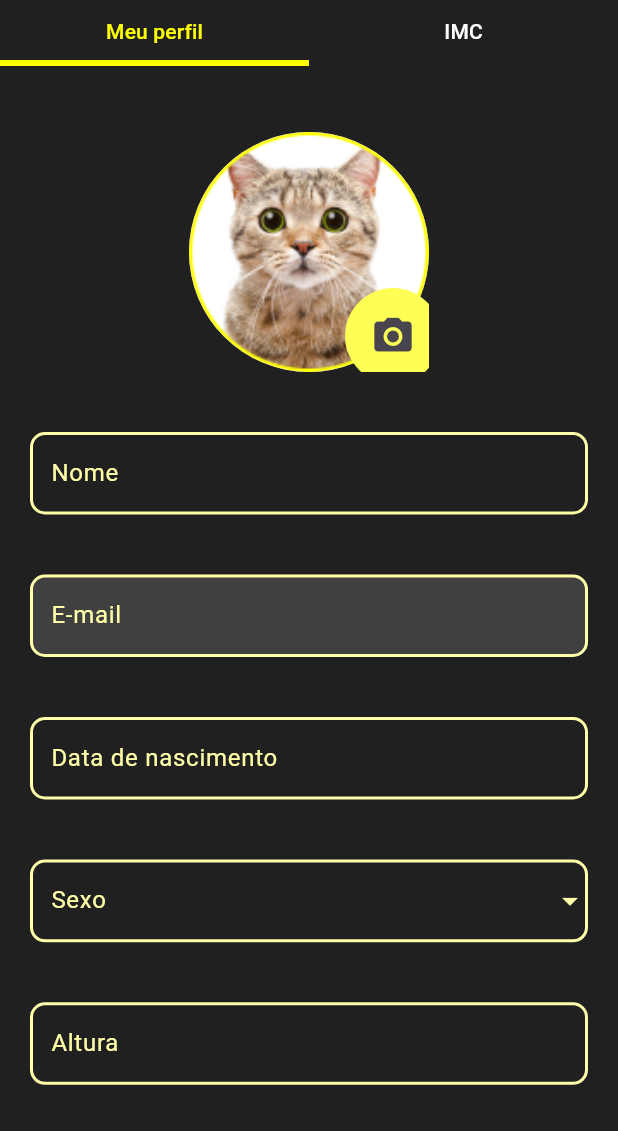
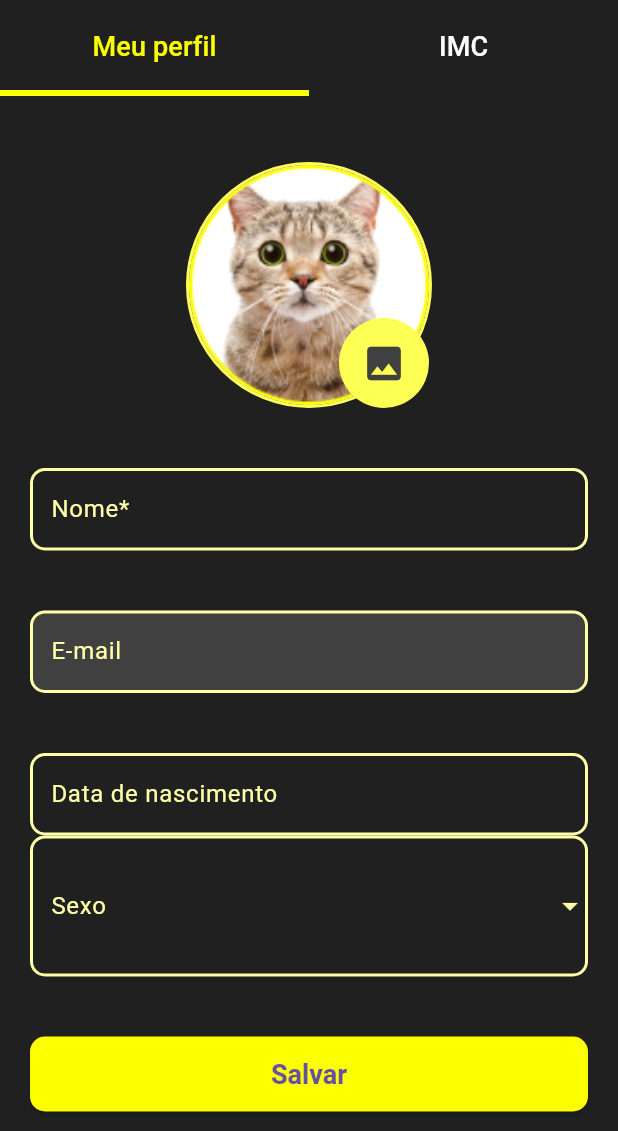
Before and after one commit to taispritsch/sapri-fit, a Flutter app: the ProfileScreen screen opened directly, on a phone screen of 412 x 824 dp, the part 105-1236 px from its top. Run offline on Flutter 3.47's test engine with Material 3 defaults, Android fonts, the phone set to English and light mode, and no system bars; our stand-ins replace cloud_firestore, email_validator, firebase_auth, firebase_core, flutter_speed_dial, image_picker; accounts and stored records are empty; generated files the repository leaves out were written again.

Commit message:
feat: profile page adjustments

```diff
--- a/sapri_fit/lib/widgets/profile_screen.dart
+++ b/sapri_fit/lib/widgets/profile_screen.dart
@@ -1,6 +1,12 @@
 import 'package:flutter/material.dart';
+import 'package:flutter/services.dart';
 import '../constants.dart';
 import './CustomScaffold.dart';
+import './login_widget.dart';
+import 'package:sapri_fit/services/authentication_service.dart';
+import 'package:firebase_auth/firebase_auth.dart';
+import 'package:image_picker/image_picker.dart';
+import 'dart:io';
 
 class ProfileScreen extends StatefulWidget {
   const ProfileScreen({super.key});
@@ -12,9 +18,23 @@
 class ProfileScreenState extends State<ProfileScreen>
   with SingleTickerProviderStateMixin {
 
+  File? _image;
+  final picker = ImagePicker();
   late TabController _tabController;
   bool obscureText = true;
   TextEditingController passwordController = TextEditingController();
+  final AuthenticationService _authenticationService = AuthenticationService();
+  String? _selectedSexo;
+
+  Future getImage() async {
+    final pickedFile = await picker.pickImage(source: ImageSource.gallery);
+
+    setState(() {
+      if (pickedFile != null) {
+        _image = File(pickedFile.path);
+      }
+    });
+  }
 
   @override
   void initState() {
@@ -33,6 +53,8 @@
 
   @override
   Widget build(BuildContext context) {
+    User? user = FirebaseAuth.instance.currentUser;
+
     return CustomScaffold(
       currentIndex: 2,
       onTap: (index) {
@@ -50,7 +72,7 @@
           Stack(
             children: [
               Container(
-                height: 48,
+                height: 68,
                 decoration: const BoxDecoration(
                   border: Border(
                     bottom: BorderSide(color: kBackgroundPageColor, width: 4.0),
@@ -59,8 +81,18 @@
                 child: TabBar(
                   controller: _tabController,
                   tabs: const[
-                    Tab(text: 'Meu perfil'),
-                    Tab(text: 'IMC'),
+                    Tab(
+                      child: Text(
+                        'Meu perfil',
+                        style: TextStyle(fontSize: 18),
+                      ),
+                    ),
+                    Tab(
+                      child: Text(
+                        'IMC',
+                        style: TextStyle(fontSize: 18),
+                      ),
+                    ),
                   ],
                   indicator: const BoxDecoration(
                     border: Border(
@@ -76,7 +108,7 @@
                     decoration: TextDecoration.none,
                   ),
                   indicatorSize: TabBarIndicatorSize.tab,
-                  dividerColor: Color.fromARGB(0, 197, 24, 24),
+                  dividerColor: const Color.fromARGB(0, 197, 24, 24),
                 ),
               ),
             ],
@@ -93,24 +125,44 @@
                         const SizedBox(height: 20),
                         Stack(
                           children: [
-                            const CircleAvatar(
+                            Column(
+                              mainAxisAlignment: MainAxisAlignment.center,
+                              children: [
+                                Container(
+                                  decoration: BoxDecoration(
+                                    shape: BoxShape.circle,
+                                    border: Border.all(
+                                      color: kAssistantColor,
+                                      width: 2,
+                                    ),
+                                  ),
+                                  child: CircleAvatar(
                                     radius: 80,
-                              backgroundImage: AssetImage('assets/images/gatinho.png'),
+                                    backgroundImage: _image != null ? FileImage(_image!) : const AssetImage('assets/images/gatinho.png'),
+                                  ),
+                                )
+                              ],
                             ),
                             Positioned(
-                              bottom: -8,
-                              right: -8,
+                              bottom: 0,
+                              left: 100,
+                              right: 0,
+                              child: Center(
+                                child: GestureDetector(
+                                  onTap: getImage,
                                   child: Container(
-                                decoration: const BoxDecoration(
-                                  shape: BoxShape.circle,
+                                    width: 60,
+                                    height: 60,
+                                    decoration: BoxDecoration(
                                       color: kAssistantColor,
+                                      borderRadius: BorderRadius.circular(30),
                                     ),
-                                padding: const EdgeInsets.all(8),
-                                child: IconButton(
-                                  icon: const Icon(Icons.camera_alt, size: 30,),
-                                  onPressed: () {
-                                    // logica para trocar foto
-                                  },
+                                    child: const Icon(
+                                      Icons.photo,
+                                      color: kBackgroundCardColor,
+                                      size: 30,
+                                    ),
+                                  ),
                                 ),
                               ),
                             ),
@@ -144,7 +196,7 @@
                                         BorderRadius.all(Radius.circular(10)),
                                   ),
                                   contentPadding: EdgeInsets.all(10),
-                                  labelText: 'Nome',
+                                  labelText: 'Nome*',
                                   fillColor: Color(0XFFFFFFFF),
                                   labelStyle: TextStyle(
                                     color: Color(0xFFFFFFA9),
@@ -163,16 +215,16 @@
                                   borderRadius: BorderRadius.circular(10),
                                   color: kBackgroundCardColor,
                                 ),
-                                child: const IgnorePointer(
+                                child: IgnorePointer(
                                   child: TextField(
                                     readOnly: true,
-                                    style: TextStyle(
+                                    controller: TextEditingController(text: user?.email ?? ''),
+                                    style: const TextStyle(
                                       height: 2.2,
                                       color: Color(0xFFFFFFFF),
-                                      backgroundColor: kAssistantColor,
                                     ),
-                                    cursorColor: Color(0XFFFFFFFF),
-                                    decoration: InputDecoration(
+                                    cursorColor: const Color(0XFFFFFFFF),
+                                    decoration: const InputDecoration(
                                       enabledBorder: OutlineInputBorder(
                                         borderSide: BorderSide(
                                           color: Color(0xFFFFFFA9),
@@ -200,17 +252,19 @@
                             ],
                           ),
                         ),
-                        const Padding(
-                          padding: EdgeInsets.only(top: 40),
+                        Padding(
+                          padding: const EdgeInsets.only(top: 40),
                           child: Column(
                             children: [
                               TextField(
-                                style: TextStyle(
+                                inputFormatters: [DateInputFormatter()],
+                                keyboardType: TextInputType.datetime,
+                                style: const TextStyle(
                                   height: 2.2,
                                   color: Color(0xFFFFFFFF),
                                 ),
-                                cursorColor: Color(0XFFFFFFFF),
-                                decoration: InputDecoration(
+                                cursorColor: const Color(0XFFFFFFFF),
+                                decoration: const InputDecoration(
                                   enabledBorder: OutlineInputBorder(
                                     borderSide: BorderSide(
                                       color: Color(0xFFFFFFA9),
@@ -238,47 +292,49 @@
                             ],
                           ),
                         ),
-                        const Padding(
-                          padding: EdgeInsets.only(top: 40),
-                          child: SexoDropdown(),
-                        ),
-                        const Padding(
-                          padding: EdgeInsets.only(top: 40),
-                          child: Column(
-                            children: [
-                              TextField(
-                                style: TextStyle(
-                                  height: 2.2,
-                                  color: Color(0xFFFFFFFF),
-                                ),
-                                cursorColor: Color(0XFFFFFFFF),
-                                decoration: InputDecoration(
+                        DropdownButtonFormField<String>(
+                          padding: const EdgeInsets.only(top: 40),
+                          value: _selectedSexo,
+                          decoration: const InputDecoration(
                             enabledBorder: OutlineInputBorder(
                               borderSide: BorderSide(
-                                      color: Color(0xFFFFFFA9),
+                                color: kBorderCardColor,
                                 width: 2,
                               ),
-                                    borderRadius:
-                                        BorderRadius.all(Radius.circular(10)),
+                              borderRadius: BorderRadius.all(Radius.circular(10)),
                             ),
                             focusedBorder: OutlineInputBorder(
                               borderSide: BorderSide(
                                 color: kPrimaryColor,
                                 width: 2,
                               ),
-                                    borderRadius:
-                                        BorderRadius.all(Radius.circular(10)),
+                              borderRadius: BorderRadius.all(Radius.circular(10)),
                             ),
-                                  contentPadding: EdgeInsets.all(10),
-                                  labelText: 'Altura',
+                            contentPadding: EdgeInsets.symmetric(vertical: 15, horizontal: 10),
+                            labelText: 'Sexo',
                             fillColor: Color(0XFFFFFFFF),
                             labelStyle: TextStyle(
-                                    color: Color(0xFFFFFFA9),
+                              color: kBorderCardColor,
                             ),
                           ),
+                          icon: const Icon(Icons.arrow_drop_down, color: kBorderCardColor),
+                          style: const TextStyle(
+                            color: Colors.white,
+                            fontSize: 16,
                           ),
-                            ],
-                          ),
+                          dropdownColor: kBackgorundColor,
+                          onChanged: (String? newValue) {
+                            setState(() {
+                              _selectedSexo = newValue;
+                            });
+                          },
+                          items: <String>['Masculino', 'Feminino', 'Outro']
+                              .map<DropdownMenuItem<String>>((String value) {
+                            return DropdownMenuItem<String>(
+                              value: value,
+                              child: Text(value),
+                            );
+                          }).toList(),
                         ),
                         Padding(
                           padding: const EdgeInsets.only(top: 40),
@@ -326,7 +382,7 @@
                                 ),
                               ),
                                onPressed: () {
-                                // lógica
+                                logout();
                               },
                               child: const Text('Deslogar'),
                             ),
@@ -336,12 +392,49 @@
                     ),
                   ),
                 ),
-
                 SingleChildScrollView(
                   child: Padding(
                     padding: const EdgeInsets.all(20),
                     child: Column(
                       children: [
+                        const Padding(
+                          padding: EdgeInsets.only(top: 20),
+                          child: Column(
+                            children: [
+                              TextField(
+                                style: TextStyle(
+                                  height: 2.2,
+                                  color: Color(0xFFFFFFFF),
+                                ),
+                                cursorColor: Color(0XFFFFFFFF),
+                                decoration: InputDecoration(
+                                  enabledBorder: OutlineInputBorder(
+                                    borderSide: BorderSide(
+                                      color: Color(0xFFFFFFA9),
+                                      width: 2,
+                                    ),
+                                    borderRadius:
+                                        BorderRadius.all(Radius.circular(10)),
+                                  ),
+                                  focusedBorder: OutlineInputBorder(
+                                    borderSide: BorderSide(
+                                      color: kPrimaryColor,
+                                      width: 2,
+                                    ),
+                                    borderRadius:
+                                        BorderRadius.all(Radius.circular(10)),
+                                  ),
+                                  contentPadding: EdgeInsets.all(10),
+                                  labelText: 'Altura',
+                                  fillColor: Color(0XFFFFFFFF),
+                                  labelStyle: TextStyle(
+                                    color: Color(0xFFFFFFA9),
+                                  ),
+                                ),
+                              ),
+                            ],
+                          ),
+                        ),
                         const Padding(
                           padding: EdgeInsets.only(top: 20),
                           child: Column(
@@ -424,14 +517,18 @@
                             borderRadius: BorderRadius.circular(8),
                             border: Border.all(color: Colors.transparent),
                           ),
+                          child: Theme(
+                            data: ThemeData(
+                              dividerColor: Colors.transparent,
+                            ),
                             child: ExpansionTile(
                               title: const Text(
                                 '20 de maio de 2024',
                                 style: TextStyle(
                                   color: Colors.white,
+                                  fontSize: 18,
                                 ),
                               ),
-
                               iconColor: Colors.white,
                               collapsedIconColor: Colors.white,
                               children: [
@@ -448,14 +545,14 @@
                                               style: TextStyle(
                                                 color: Colors.white,
                                                 fontWeight: FontWeight.bold,
-                                              fontSize: 14,
+                                                fontSize: 16,
                                               ),
                                             ),
                                             Text(
                                               '65,7 kg',
                                               style: TextStyle(
                                                 color: Colors.white,
-                                              fontSize: 14,
+                                                fontSize: 16,
                                               ),
                                             ),
                                           ],
@@ -471,14 +568,14 @@
                                               style: TextStyle(
                                                 color: Colors.white,
                                                 fontWeight: FontWeight.bold,
-                                              fontSize: 14,
+                                                fontSize: 16,
                                               ),
                                             ),
                                             Text(
                                               '1,75 cm',
                                               style: TextStyle(
                                                 color: Colors.white,
-                                              fontSize: 14,
+                                                fontSize: 16,
                                               ),
                                             ),
                                           ],
@@ -494,14 +591,14 @@
                                             style: TextStyle(
                                               color: Colors.white,
                                               fontWeight: FontWeight.bold,
-                                              fontSize: 14,
+                                              fontSize: 16,
                                             ),
                                             ),
                                           Text(
                                             '19',
                                             style: TextStyle(
                                               color: Colors.white,
-                                              fontSize: 14,
+                                              fontSize: 16,
                                             ),
                                             ),
                                         ],
@@ -524,7 +621,7 @@
                                             style: TextStyle(
                                               color: Colors.white,
                                               fontWeight: FontWeight.bold,
-                                              fontSize: 14,
+                                              fontSize: 16,
                                             ),
                                             ),
                                           Text(
@@ -532,7 +629,7 @@
                                             style: TextStyle(
                                               color: Colors.white,
                                               fontWeight: FontWeight.bold,
-                                              fontSize: 14,
+                                              fontSize: 16,
                                             ),
                                             ),
                                         ],
@@ -557,6 +654,8 @@
                             ],
                           ),
                           ),
+
+                        ),
                       ],
                     ),
                   ),
@@ -568,63 +667,32 @@
       ),
     );
   }
-}
 
-class SexoDropdown extends StatefulWidget {
-  const SexoDropdown({super.key});
-
- @override
-  SexoDropdownState createState() => SexoDropdownState();
-}
-
-
-class SexoDropdownState extends State<SexoDropdown> {
-  String? _selectedSexo;
-
-  @override
-  Widget build(BuildContext context) {
-    return DropdownButtonFormField<String>(
-      value: _selectedSexo,
-     decoration: const InputDecoration(
-        enabledBorder: OutlineInputBorder(
-          borderSide: BorderSide(
-            color: kBorderCardColor,
-            width: 2,
-          ),
-          borderRadius: BorderRadius.all(Radius.circular(10)),
-        ),
-        focusedBorder: OutlineInputBorder(
-          borderSide: BorderSide(
-            color: kPrimaryColor,
-            width: 2,
-          ),
-          borderRadius: BorderRadius.all(Radius.circular(10)),
-        ),
-        contentPadding: EdgeInsets.all(10),
-        labelText: 'Sexo',
-        fillColor: Color(0XFFFFFFFF),
-        labelStyle: TextStyle(
-          color: kBorderCardColor,
-        ),
-      ),
-      icon: const Icon(Icons.arrow_drop_down, color: kBorderCardColor),
-      style: const TextStyle(
-        color: Color(0xFFFFFFFF),
-        height: 2.2,
-      ),
-      dropdownColor: kBackgorundColor,
-      onChanged: (String? newValue) {
-        setState(() {
-          _selectedSexo = newValue;
-        });
-      },
-      items: <String>['Masculino', 'Feminino', 'Outro']
-          .map<DropdownMenuItem<String>>((String value) {
-        return DropdownMenuItem<String>(
-          value: value,
-          child: Text(value),
-        );
-      }).toList(),
+  logout() {
+     _authenticationService.signOut();
+     Navigator.pushReplacement(
+      context,
+      MaterialPageRoute(builder: (context) => const LoginWidget()),
     );
   }
 }
+
+class DateInputFormatter extends TextInputFormatter {
+  @override
+  TextEditingValue formatEditUpdate(
+      TextEditingValue oldValue, TextEditingValue newValue) {
+    if (newValue.text.length > 10) return oldValue;
+
+    String newText = newValue.text;
+    if (newValue.text.length == 2 && oldValue.text.length == 1) {
+      newText = '${newValue.text}/';
+    } else if (newValue.text.length == 5 && oldValue.text.length == 4) {
+      newText = '${newValue.text}/';
+    }
+
+    return newValue.copyWith(
+      text: newText,
+      selection: TextSelection.collapsed(offset: newText.length),
+    );
+  }
+}
--- a/sapri_fit/pubspec.yaml
+++ b/sapri_fit/pubspec.yaml
@@ -33,6 +33,7 @@
   flutter_speed_dial: ^7.0.0
   image_picker: ^0.8.4+4
   email_validator: ^2.0.1
+  intl: ^0.17.0
 
   # The following adds the Cupertino Icons font to your application.
   # Use with the CupertinoIcons class for iOS style icons.
```
Lines whose indentation alone changed are shown as unchanged.
